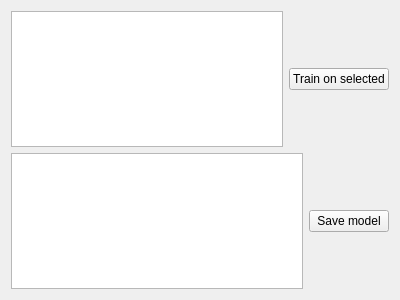
Old version of the form trainingview.ui in the repository janneasdf/RecognizerApp.
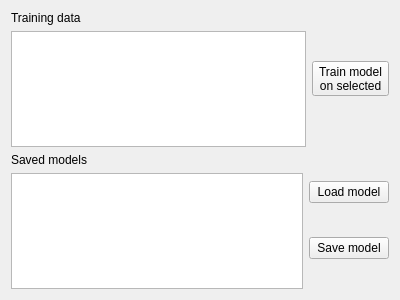
New version of the form.

Commit message: Training somewhat implemented, have to work on threading and removing training class

Patch:
```diff
--- a/trainingview.ui
+++ b/trainingview.ui
@@ -19,6 +19,15 @@
      <item>
       <layout class="QHBoxLayout" name="horizontalLayout">
        <item>
+        <layout class="QVBoxLayout" name="verticalLayout_4">
+         <item>
+          <widget class="QLabel" name="trainingDataLabel">
+           <property name="text">
+            <string>Training data</string>
+           </property>
+          </widget>
+         </item>
+         <item>
         <widget class="QListView" name="trainingFilesList">
          <property name="editTriggers">
           <set>QAbstractItemView::NoEditTriggers</set>
@@ -28,24 +37,53 @@
          </property>
         </widget>
        </item>
+        </layout>
+       </item>
        <item>
-        <widget class="QPushButton" name="pushButton">
+        <widget class="QToolButton" name="trainButton">
+         <property name="sizePolicy">
+          <sizepolicy hsizetype="Minimum" vsizetype="Fixed">
+           <horstretch>0</horstretch>
+           <verstretch>0</verstretch>
+          </sizepolicy>
+         </property>
          <property name="text">
-          <string>Train on selected</string>
+          <string>Train model 
+on selected</string>
          </property>
         </widget>
        </item>
       </layout>
      </item>
      <item>
-      <layout class="QHBoxLayout" name="horizontalLayout_2">
+      <layout class="QHBoxLayout" name="modelLayout">
+       <item>
+        <layout class="QVBoxLayout" name="verticalLayout_3">
+         <item>
+          <widget class="QLabel" name="savedModelsLabel">
+           <property name="text">
+            <string>Saved models</string>
+           </property>
+          </widget>
+         </item>
        <item>
         <widget class="QListView" name="trainedModelsList">
          <property name="editTriggers">
           <set>QAbstractItemView::NoEditTriggers</set>
          </property>
          <property name="selectionMode">
-          <enum>QAbstractItemView::MultiSelection</enum>
+            <enum>QAbstractItemView::SingleSelection</enum>
+           </property>
+          </widget>
+         </item>
+        </layout>
+       </item>
+       <item>
+        <layout class="QVBoxLayout" name="verticalLayout_2">
+         <item>
+          <widget class="QPushButton" name="loadModelButton">
+           <property name="text">
+            <string>Load model</string>
          </property>
         </widget>
        </item>
@@ -55,6 +93,8 @@
           <string>Save model</string>
          </property>
         </widget>
+         </item>
+        </layout>
        </item>
       </layout>
      </item>
```
Lines whose indentation alone changed are shown as unchanged. The commit also changes 272 other files.
